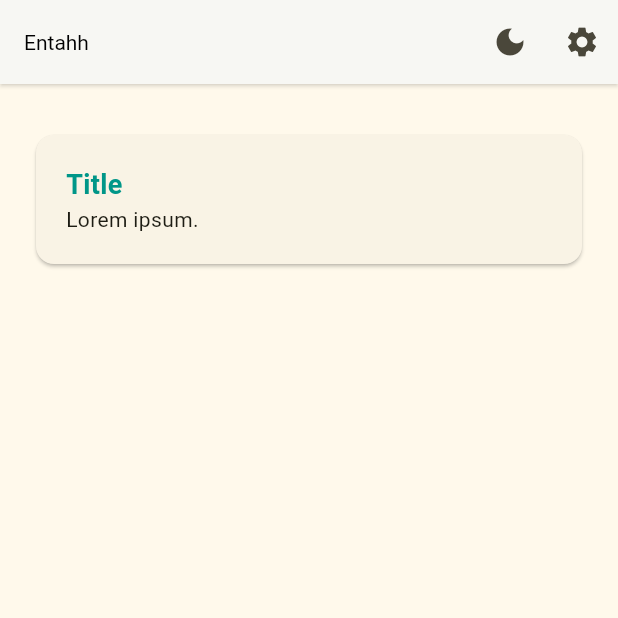
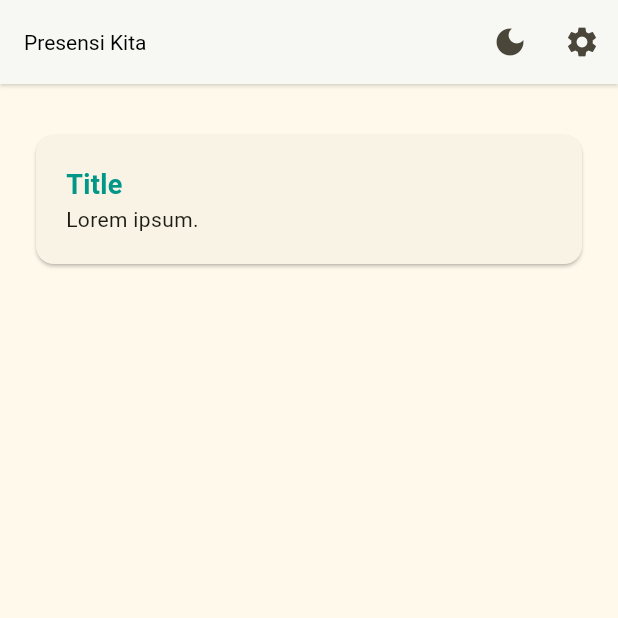
Before and after one commit to Gyzei/presensi-kita, a Flutter app: the WidgetTree screen opened directly, on a phone screen of 412 x 824 dp, the top half of it. Run offline on Flutter 3.47's test engine with Material 3 defaults, Android fonts, the light colour scheme and no system bars.

Commit message:
Change appbar title

```diff
--- a/lib/views/widget_tree.dart
+++ b/lib/views/widget_tree.dart
@@ -16,7 +16,7 @@ class WidgetTree extends StatelessWidget {
   Widget build(BuildContext context) {
     return Scaffold(
       appBar: AppBar(
-        title: Text('Entahh'),
+        title: Text('Presensi Kita'),
         titleTextStyle: TextStyle(fontSize: 14, color: Colors.black),
         backgroundColor: Colors.white,
         shadowColor: const Color.fromARGB(150, 0, 0, 0),
```
